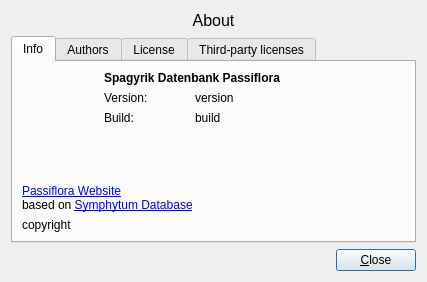
joshirio/passiflora, file ui/aboutdialog.ui: the form before one commit.
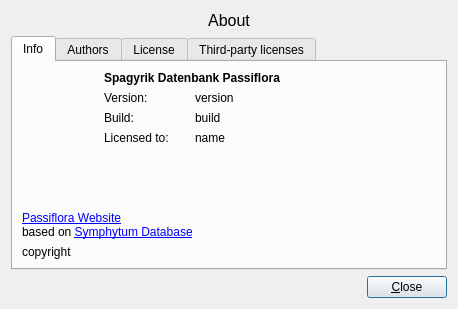
The form after the commit. Icons and pictures are not drawn.

Commit message: Authors and about dialog fix

What changed in the file:
```diff
--- a/ui/aboutdialog.ui
+++ b/ui/aboutdialog.ui
@@ -9,8 +9,8 @@
    <rect>
     <x>0</x>
     <y>0</y>
-    <width>427</width>
-    <height>282</height>
+    <width>458</width>
+    <height>309</height>
    </rect>
   </property>
   <property name="windowTitle">
@@ -118,6 +118,20 @@
                </property>
               </widget>
              </item>
+             <item row="2" column="0">
+              <widget class="QLabel" name="label_7">
+               <property name="text">
+                <string>Licensed to:</string>
+               </property>
+              </widget>
+             </item>
+             <item row="2" column="1">
+              <widget class="QLabel" name="licensedToName">
+               <property name="text">
+                <string>name</string>
+               </property>
+              </widget>
+             </item>
             </layout>
            </item>
            <item>
```
Left out of the diff: 12 changed lines with no effect on the pictures. The commit also changes 2 other files.
